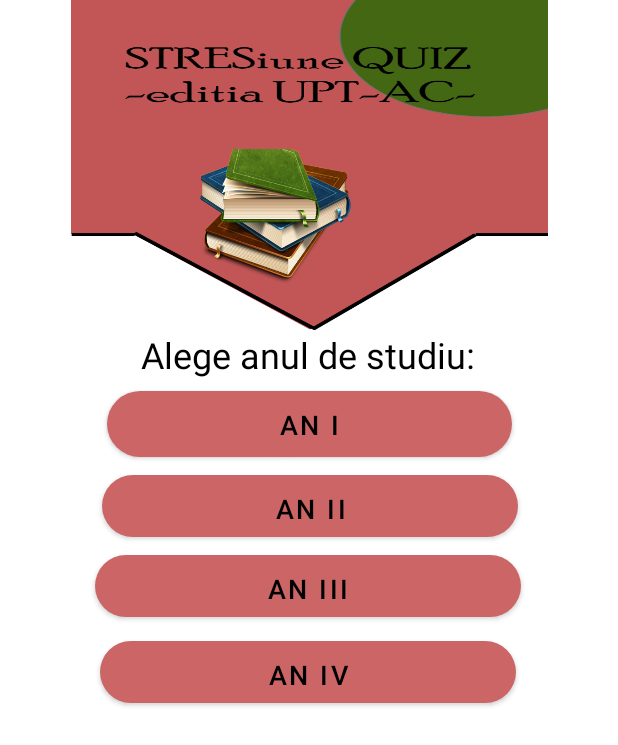
After one commit to nicoletaosiceanu/CHSQuiz, an Android app: the layout firstpage_main.xml on its own in the app's theme, with its tools: preview values and no code run, on a phone screen of 412 x 824 dp. The commit adds this screen. Shown: the top 745 px of the screen. Run offline under Robolectric (Android 15) with nearby library versions, the phone set to English and light mode, and no system bars.

Commit message:
second committ

```diff
--- a/app/src/main/java/com/example/chsquiz/MainActivity.java
+++ b/app/src/main/java/com/example/chsquiz/MainActivity.java
@@ -31,7 +31,7 @@ public class MainActivity extends AppCompatActivity {
     protected void onCreate(Bundle savedInstanceState) {
         super.onCreate(savedInstanceState);
         setContentView(R.layout.activity_main);
-        b1= (Button)findViewById(R.id.button1);
+       /* b1= (Button)findViewById(R.id.button1);
         b2= (Button)findViewById(R.id.button2);
         b3= (Button)findViewById(R.id.button3);
         b4= (Button)findViewById(R.id.button4);
@@ -108,14 +108,6 @@ public class MainActivity extends AppCompatActivity {
 
 
                                 Handler handler=new Handler();
-                                /*handler.postDelayed({
-                                        b1.setBackgroundColor(Color.parseColor("#03A9F4"));
-                                        b2.setBackgroundColor(Color.parseColor("#03A9F4"));
-                                        b3.setBackgroundColor(Color.parseColor("#03A9F4"));
-                                        b4.setBackgroundColor(Color.parseColor("#03A9F4"));
-                                        updateQuestion();
-                                        },1500);
-                                */
                                 handler.postDelayed(new Runnable() {
                                     @Override
                                     public void run() {
@@ -337,6 +329,6 @@ public class MainActivity extends AppCompatActivity {
                 startActivity(myIntent);
             }
         }.start();
-
+*/
     }
 }
--- /dev/null
+++ b/app/src/main/java/com/example/chsquiz/firstpage.java
@@ -0,0 +1,4 @@
+package com.example.chsquiz;
+
+public class firstpage {
+}
--- /dev/null
+++ b/app/src/main/res/drawable/round_btn.xml
@@ -0,0 +1,10 @@
+<?xml version="1.0" encoding="utf-8"?>
+<shape xmlns:android="http://schemas.android.com/apk/res/android">
+    <solid android:color="#CC6565"/>
+    <corners
+        android:topRightRadius="45dp"
+        android:topLeftRadius="45dp"
+        android:bottomLeftRadius="45dp"
+        android:bottomRightRadius="45dp"
+        />
+</shape>
--- /dev/null
+++ b/app/src/main/res/layout/firstpage_main.xml
@@ -0,0 +1,109 @@
+<?xml version="1.0" encoding="utf-8"?>
+<androidx.constraintlayout.widget.ConstraintLayout xmlns:android="http://schemas.android.com/apk/res/android"
+    xmlns:app="http://schemas.android.com/apk/res-auto"
+    xmlns:tools="http://schemas.android.com/tools"
+    android:layout_width="match_parent"
+    android:layout_height="match_parent"
+    tools:context=".MainActivity">
+
+    <Button
+        android:id="@+id/button4"
+        android:layout_width="277dp"
+        android:layout_height="41dp"
+        android:layout_marginTop="16dp"
+        android:background="@drawable/round_btn"
+        android:text="AN IV"
+        android:textColor="#000000"
+        android:textSize="18sp"
+        app:backgroundTint="#CC6565"
+        app:layout_constraintBottom_toBottomOf="parent"
+        app:layout_constraintEnd_toEndOf="parent"
+        app:layout_constraintHorizontal_bias="0.496"
+        app:layout_constraintStart_toStartOf="parent"
+        app:layout_constraintTop_toBottomOf="@+id/button3"
+        app:layout_constraintVertical_bias="0.0" />
+
+    <Button
+        android:id="@+id/button3"
+        android:layout_width="284dp"
+        android:layout_height="41dp"
+        android:layout_marginTop="12dp"
+        android:background="@drawable/round_btn"
+        android:text="AN III"
+        android:textColor="#000000"
+        android:textSize="18sp"
+        app:backgroundTint="#CC6565"
+        app:layout_constraintEnd_toEndOf="parent"
+        app:layout_constraintHorizontal_bias="0.496"
+        app:layout_constraintStart_toStartOf="parent"
+        app:layout_constraintTop_toBottomOf="@+id/button2" />
+
+    <Button
+        android:id="@+id/button2"
+        android:layout_width="277dp"
+        android:layout_height="41dp"
+        android:layout_marginTop="12dp"
+        android:background="@drawable/round_btn"
+        android:text="AN II"
+        android:textColor="#000000"
+        android:textSize="18sp"
+        app:backgroundTint="#CC6565"
+        app:layout_constraintEnd_toEndOf="parent"
+        app:layout_constraintHorizontal_bias="0.503"
+        app:layout_constraintStart_toStartOf="parent"
+        app:layout_constraintTop_toBottomOf="@+id/button" />
+
+    <TextView
+        android:id="@+id/textView"
+        android:layout_width="wrap_content"
+        android:layout_height="wrap_content"
+        android:text="Alege anul de studiu:"
+        android:textColor="#000000"
+        android:textSize="24sp"
+        app:layout_constraintBottom_toBottomOf="parent"
+        app:layout_constraintEnd_toEndOf="parent"
+        app:layout_constraintHorizontal_bias="0.496"
+        app:layout_constraintLeft_toLeftOf="parent"
+        app:layout_constraintRight_toRightOf="parent"
+        app:layout_constraintStart_toStartOf="parent"
+        app:layout_constraintTop_toBottomOf="@+id/view"
+        app:layout_constraintVertical_bias="0.0" />
+
+    <View
+        android:id="@+id/view"
+        android:layout_width="318dp"
+        android:layout_height="220dp"
+        android:background="@drawable/primuecr"
+        app:layout_constraintBottom_toBottomOf="parent"
+        app:layout_constraintEnd_toEndOf="parent"
+        app:layout_constraintStart_toStartOf="parent"
+        app:layout_constraintTop_toTopOf="parent"
+        app:layout_constraintVertical_bias="0.0" />
+
+    <ImageView
+        android:id="@+id/imageView"
+        android:layout_width="102dp"
+        android:layout_height="110dp"
+        app:layout_constraintBottom_toBottomOf="@+id/view"
+        app:layout_constraintEnd_toEndOf="@+id/view"
+        app:layout_constraintHorizontal_bias="0.505"
+        app:layout_constraintStart_toStartOf="parent"
+        app:layout_constraintTop_toTopOf="@+id/view"
+        app:layout_constraintVertical_bias="0.865"
+        app:srcCompat="@drawable/book" />
+
+    <Button
+        android:id="@+id/button"
+        android:layout_width="270dp"
+        android:layout_height="44dp"
+        android:layout_marginTop="8dp"
+        android:background="@drawable/round_btn"
+        android:text="AN I"
+        android:textColor="#000000"
+        android:textSize="18sp"
+        app:backgroundTint="#CC6565"
+        app:layout_constraintEnd_toEndOf="parent"
+        app:layout_constraintStart_toStartOf="parent"
+        app:layout_constraintTop_toBottomOf="@+id/textView" />
+
+</androidx.constraintlayout.widget.ConstraintLayout>
```
Also changed, not shown: app/src/main/res/drawable-xhdpi/book.png (added), app/src/main/res/drawable/primuecr.png (added).
